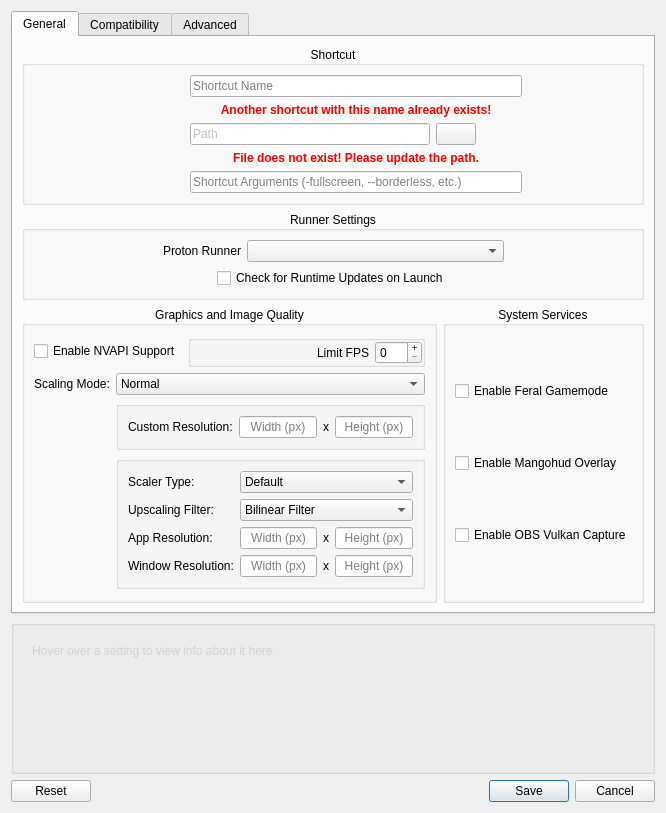
The window that src/neroprefixsettings.ui (ern775/Nero-umu) describes before a commit, drawn with Qt 5.
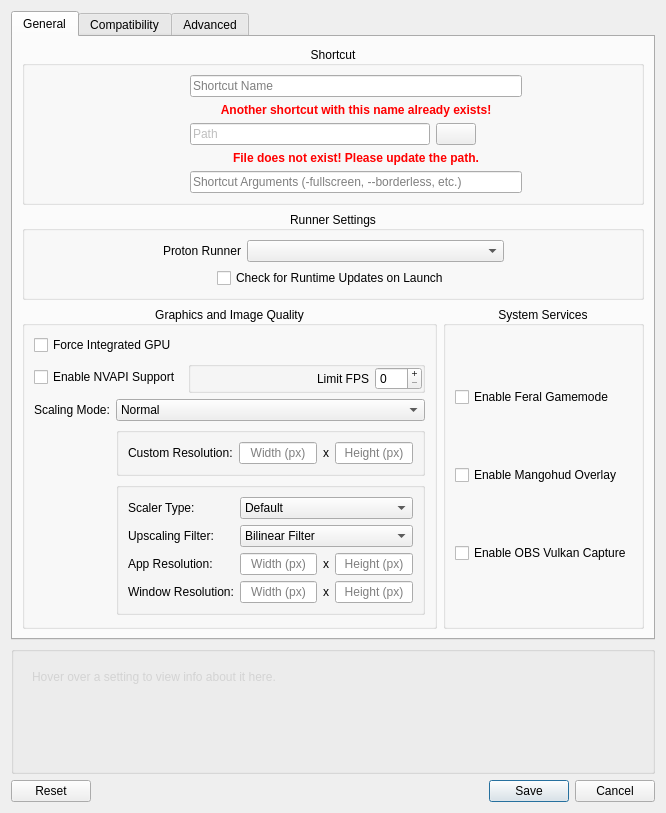
The same window after the commit. Icons and pictures are not drawn.

Commit message:
Add Force Integrated GPU option (#53)
* Add Force Integrated GPU option

* Change UseiGPU to ForceiGPU

* Change ui location and text

Diff of the .ui file:
```diff
--- a/src/neroprefixsettings.ui
+++ b/src/neroprefixsettings.ui
@@ -760,7 +760,23 @@
             </layout>
            </widget>
           </item>
-          <item row="0" column="0" colspan="2">
+          <item row="0" column="0"  colspan="2">
+           <widget class="QCheckBox" name="toggleiGPU">
+            <property name="whatsThis">
+             <string>&lt;html&gt;&lt;head/&gt;&lt;body&gt;&lt;p&gt;When enabled, forces programs to run via the integrated graphics card by fully hiding any other graphics cards you may have in your system. This is done before running the main program, therefore any other programs you might start afterwards within the main program &lt;span style=&quot; font-weight:700;&quot;&gt;will also be forced to use the integrated graphics card.&lt;/p&gt;&lt;p&gt; This option is mainly intended for usage with laptops where battery life and heat management is important and may or &lt;span style=&quot; font-weight:700;&quot;&gt; may not work depending on your desktop setup.&lt;/p&gt;If unsure, use only if you are sure you have a two GPU setup and you can use them both.&lt;/p&gt;&lt;/body&gt;&lt;/html&gt;</string>
+            </property>
+            <property name="accessibleName">
+             <string>Force Usage of Integrated Graphics Card</string>
+            </property>
+            <property name="text">
+             <string>Force Integrated GPU</string>
+            </property>
+            <property name="isFor" stdset="0">
+             <string>ForceiGPU</string>
+            </property>
+           </widget>
+          </item>
+          <item row="1" column="0" colspan="2">
            <layout class="QHBoxLayout" name="horizontalLayout_6" stretch="0,0">
             <item>
              <widget class="QCheckBox" name="toggleNVAPI">
```
Left out of the diff: 1 changed line with no effect on the pictures. The commit also changes 3 other files.
